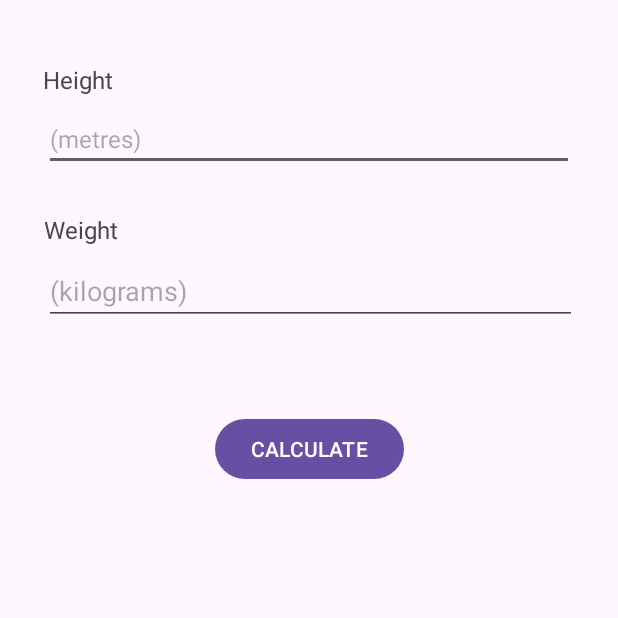
After one commit to Luke-Vader/CodeInDC, an Android app: the CalculatorActivity screen opened directly, with no data from a screen before it, on a phone screen of 412 x 824 dp, the top half of it. The commit adds this screen. Run offline under Robolectric (Android 15) with nearby library versions, the phone set to English and light mode, and no system bars.

Commit message:
Assignment 1 for Android is done

```diff
--- a/Mobile App I/BMI/app/src/main/AndroidManifest.xml
+++ b/Mobile App I/BMI/app/src/main/AndroidManifest.xml
@@ -13,6 +13,9 @@
         android:theme="@style/Theme.BMI"
         tools:targetApi="31">
         <activity
+            android:name=".CalculatorActivity"
+            android:exported="false" />
+        <activity
             android:name=".MainActivity"
             android:exported="true">
             <intent-filter>
--- /dev/null
+++ b/Mobile App I/BMI/app/src/main/java/com/rishabh/bmi/CalculatorActivity.java
@@ -0,0 +1,54 @@
+package com.rishabh.bmi;
+
+import static android.content.ContentValues.TAG;
+
+import androidx.appcompat.app.AppCompatActivity;
+import androidx.appcompat.widget.SwitchCompat;
+
+import android.os.Bundle;
+import android.util.Log;
+import android.view.View;
+import android.view.inputmethod.EditorInfo;
+import android.view.inputmethod.InputMethodManager;
+import android.widget.EditText;
+import android.widget.Switch;
+import android.widget.TextView;
+import android.widget.Toast;
+
+public class CalculatorActivity extends AppCompatActivity {
+
+    EditText weightInput;
+    EditText heightInput;
+    TextView result;
+
+//    SwitchCompat unitSwitch;
+
+    @Override
+    protected void onCreate(Bundle savedInstanceState) {
+        super.onCreate(savedInstanceState);
+        setContentView(R.layout.activity_calculator);
+
+        weightInput = this.findViewById(R.id.weight_input);
+        heightInput = this.findViewById(R.id.height_input);
+        result = this.findViewById(R.id.resultBMI);
+
+        this.findViewById(R.id.calculate).setOnClickListener(new View.OnClickListener() {
+            @Override
+            public void onClick(View view) {
+
+                weightInput.onEditorAction(EditorInfo.IME_ACTION_DONE);
+
+                if (heightInput.getText() == null)
+                    heightInput.setError("Required Value");
+                else if (weightInput.getText() == null)
+                    weightInput.setError("Required Value");
+                else{
+                    float lengthSquared = Float.parseFloat(heightInput.getText().toString()) * Float.parseFloat(heightInput.getText().toString());
+                    float weight = Float.parseFloat(weightInput.getText().toString());
+                    float bmi = weight/lengthSquared;
+                    result.setText("BMI: " + String.format("%.2f", bmi));
+                }
+            }
+        });
+    }
+}
--- /dev/null
+++ b/Mobile App I/BMI/app/src/main/res/layout/activity_calculator.xml
@@ -0,0 +1,87 @@
+<?xml version="1.0" encoding="utf-8"?>
+<androidx.constraintlayout.widget.ConstraintLayout xmlns:android="http://schemas.android.com/apk/res/android"
+    xmlns:app="http://schemas.android.com/apk/res-auto"
+    xmlns:tools="http://schemas.android.com/tools"
+    android:layout_width="match_parent"
+    android:layout_height="match_parent"
+    tools:context=".CalculatorActivity">
+
+    <EditText
+        android:id="@+id/height_input"
+        android:layout_width="353dp"
+        android:layout_height="40dp"
+        android:ems="10"
+        android:hint="(metres)"
+        android:inputType="numberDecimal"
+        android:textSize="16sp"
+        app:layout_constraintBottom_toBottomOf="parent"
+        app:layout_constraintEnd_toEndOf="parent"
+        app:layout_constraintStart_toStartOf="parent"
+        app:layout_constraintTop_toTopOf="parent"
+        app:layout_constraintVertical_bias="0.094" />
+
+    <TextView
+        android:id="@+id/textView"
+        android:layout_width="wrap_content"
+        android:layout_height="wrap_content"
+        android:layout_marginBottom="10dp"
+        android:text="Height"
+        android:textSize="16sp"
+        app:layout_constraintBottom_toTopOf="@+id/height_input"
+        app:layout_constraintEnd_toEndOf="parent"
+        app:layout_constraintHorizontal_bias="0.079"
+        app:layout_constraintStart_toStartOf="parent"
+        app:layout_constraintTop_toTopOf="parent"
+        app:layout_constraintVertical_bias="1.0" />
+
+    <TextView
+        android:id="@+id/textView4"
+        android:layout_width="wrap_content"
+        android:layout_height="wrap_content"
+        android:text="Weight"
+        android:textSize="16sp"
+        app:layout_constraintBottom_toTopOf="@+id/weight_input"
+        app:layout_constraintEnd_toEndOf="parent"
+        app:layout_constraintHorizontal_bias="0.08"
+        app:layout_constraintStart_toStartOf="parent"
+        app:layout_constraintTop_toBottomOf="@+id/height_input"
+        app:layout_constraintVertical_bias="0.789" />
+
+    <EditText
+        android:id="@+id/weight_input"
+        android:layout_width="355dp"
+        android:layout_height="45dp"
+        android:ems="10"
+        android:hint="(kilograms)"
+        android:inputType="numberDecimal"
+        app:layout_constraintBottom_toBottomOf="parent"
+        app:layout_constraintEnd_toEndOf="parent"
+        app:layout_constraintHorizontal_bias="0.517"
+        app:layout_constraintStart_toStartOf="parent"
+        app:layout_constraintTop_toBottomOf="@+id/height_input"
+        app:layout_constraintVertical_bias="0.086" />
+
+    <Button
+        android:id="@+id/calculate"
+        android:layout_width="wrap_content"
+        android:layout_height="wrap_content"
+        android:text="CALCULATE"
+        app:layout_constraintBottom_toBottomOf="parent"
+        app:layout_constraintEnd_toEndOf="parent"
+        app:layout_constraintStart_toStartOf="parent"
+        app:layout_constraintTop_toBottomOf="@+id/weight_input"
+        app:layout_constraintVertical_bias="0.105" />
+
+    <TextView
+        android:id="@+id/resultBMI"
+        android:layout_width="wrap_content"
+        android:layout_height="wrap_content"
+        android:textAlignment="center"
+        app:layout_constraintBottom_toBottomOf="parent"
+        app:layout_constraintEnd_toEndOf="parent"
+        app:layout_constraintHorizontal_bias="0.498"
+        app:layout_constraintStart_toStartOf="parent"
+        app:layout_constraintTop_toBottomOf="@+id/calculate"
+        app:layout_constraintVertical_bias="0.077" />
+
+</androidx.constraintlayout.widget.ConstraintLayout>
--- a/Mobile App I/BMI/app/src/main/res/values/strings.xml
+++ b/Mobile App I/BMI/app/src/main/res/values/strings.xml
@@ -1,3 +1,6 @@
 <resources>
     <string name="app_name">BMI</string>
+    <string name="title">Body Mass Index</string>
+    <string name="calculator">Calculator</string>
+    <string name="start_text">START</string>
 </resources>
```
Also changed, not shown: Mobile App I/BMI/app/src/main/java/com/rishabh/bmi/MainActivity.java (+3 -21 lines), Mobile App I/BMI/app/src/main/res/drawable/landing_gradient.xml (added, +8 -0 lines), Mobile App I/BMI/app/src/main/res/drawable/rounded_corner.xml (added, +16 -0 lines), Mobile App I/BMI/app/src/main/res/layout/activity_main.xml (+55 -34 lines), 1 other file.
